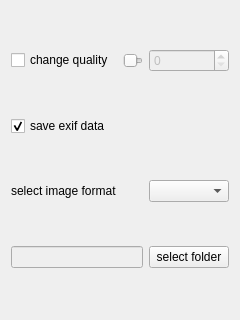
Qt form plugins/savefile/widget.ui (lenna-project/lenna-qt) before a commit.
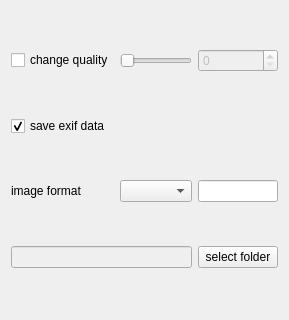
The same form after that commit.

Patch:
```diff
--- a/plugins/savefile/widget.ui
+++ b/plugins/savefile/widget.ui
@@ -37,7 +37,7 @@
    <item row="2" column="1">
     <widget class="QLabel" name="label">
      <property name="text">
-      <string>select image format</string>
+      <string>image format</string>
      </property>
     </widget>
    </item>
@@ -51,22 +51,6 @@
      </property>
     </widget>
    </item>
-   <item row="1" column="1">
-    <widget class="QCheckBox" name="metadataCheckBox">
-     <property name="enabled">
-      <bool>true</bool>
-     </property>
-     <property name="toolTip">
-      <string>Exif data are informations like exposure time or camera model.</string>
-     </property>
-     <property name="text">
-      <string>save exif data</string>
-     </property>
-     <property name="checked">
-      <bool>true</bool>
-     </property>
-    </widget>
-   </item>
    <item row="3" column="3">
     <widget class="QPushButton" name="selectFolderPushButton">
      <property name="text">
@@ -81,9 +65,28 @@
      </property>
     </widget>
    </item>
-   <item row="2" column="3">
+   <item row="2" column="2">
     <widget class="QComboBox" name="formatComboBox"/>
    </item>
+   <item row="2" column="3">
+    <widget class="QLineEdit" name="formatLineEdit"/>
+   </item>
+   <item row="1" column="1" colspan="2">
+    <widget class="QCheckBox" name="metadataCheckBox">
+     <property name="enabled">
+      <bool>true</bool>
+     </property>
+     <property name="toolTip">
+      <string>Exif data are informations like exposure time or camera model.</string>
+     </property>
+     <property name="text">
+      <string>save exif data</string>
+     </property>
+     <property name="checked">
+      <bool>true</bool>
+     </property>
+    </widget>
+   </item>
   </layout>
  </widget>
  <resources/>
```
Left out of the diff: 16 changed lines with no effect on the pictures.
